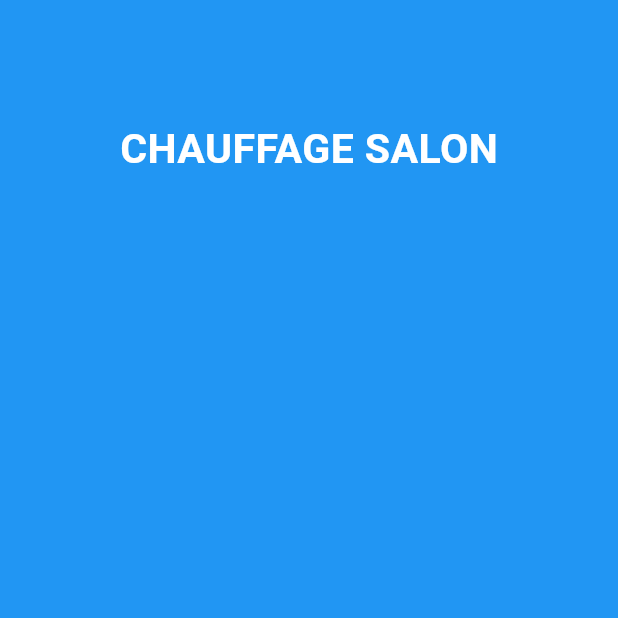
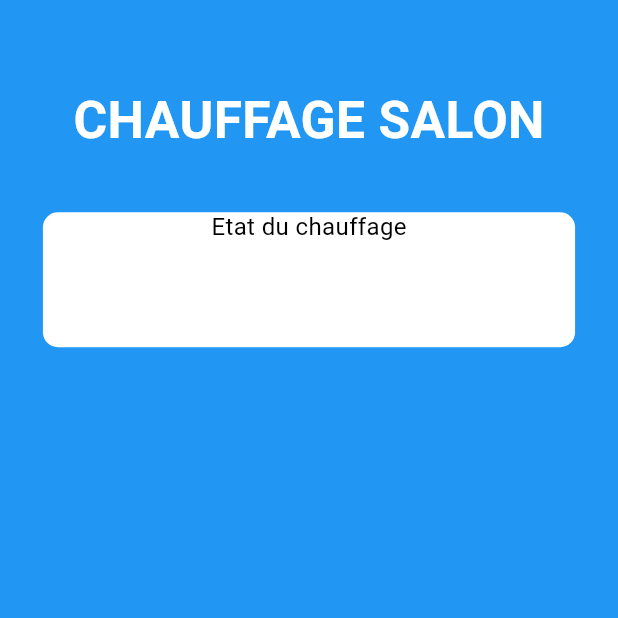
Before and after one commit to chauffapagnan/app_mobile, a Flutter app: the screen it shows after launch, on a phone screen of 412 x 824 dp, the top half of it. Run offline on Flutter 3.47's test engine with Material 2 defaults, Android fonts, the phone set to English and light mode, and no system bars; our stand-ins replace flutter_screenutil.

Commit message:
le container

```diff
--- a/lib/components/EtatChauffage.dart
+++ b/lib/components/EtatChauffage.dart
@@ -1,4 +1,6 @@
 import 'package:flutter/cupertino.dart';
+import 'package:flutter/material.dart';
+import 'package:flutter_screenutil/flutter_screenutil.dart';
 
 class EtatChauffage extends StatefulWidget {
   const EtatChauffage({super.key});
@@ -10,6 +12,23 @@ class EtatChauffage extends StatefulWidget {
 class _EtatChauffageState extends State<EtatChauffage> {
   @override
   Widget build(BuildContext context) {
-    return const Placeholder();
+    return Container(
+      margin: EdgeInsets.only(top: 30.h),
+      decoration: const BoxDecoration(
+        color: Colors.white,
+        borderRadius: BorderRadius.all(Radius.circular(10))
+      ),
+      child: const SizedBox(
+        width: double.infinity,
+        height: 90,
+        child: Column(
+          children: [
+            Center(
+              child: Text("Etat du chauffage", style: TextStyle(color: Colors.black,)),
+            )
+          ],
+        ),
+      ),
+    );
   }
 }
--- a/lib/main.dart
+++ b/lib/main.dart
@@ -61,7 +61,10 @@ class _MyHomePageState extends State<MyHomePage> {
               child: Column(
                 children: [
                   HomePageText("CHAUFFAGE SALON"),
-                  SizedBox(height: 5.h,),
+                  SizedBox(height: 5.h),
+
+                  EtatChauffage(),
+
                 ],
               ),
             )
@@ -74,12 +77,12 @@ class _MyHomePageState extends State<MyHomePage> {
 
 Widget HomePageText(String text,) {
   return Container(
-    margin: EdgeInsets.only(top: 50.h),
+    margin: EdgeInsets.only(top: 30.h),
     child: Text(
       text,
       style: TextStyle(
           color: Colors.white,
-          fontSize: 24.sp,
+          fontSize: 30.sp,
           fontWeight: FontWeight.bold
       ),
     ),
```
